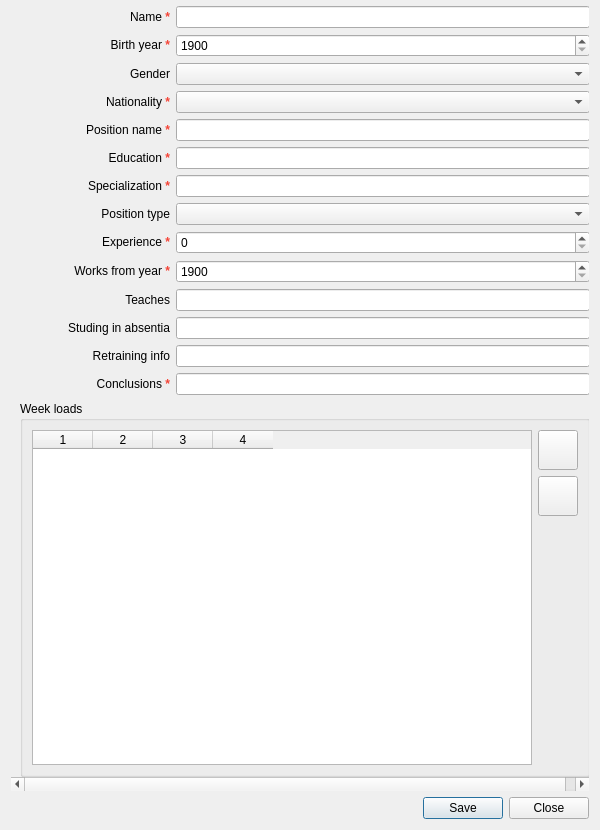
Before: the Qt Designer form employeedialog.ui in sevoan/EmployeeList, drawn with Qt 5.
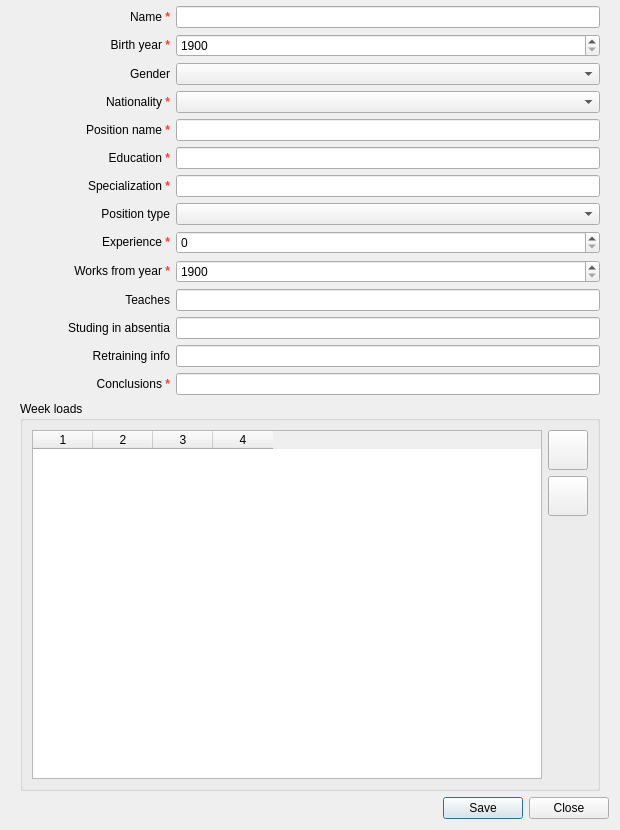
After: the same form once the commit is applied. Icons and pictures are not drawn.

Commit message: Small UI fixes. More comprehensible error notifications

What changed in the file:
```diff
--- a/employeedialog.ui
+++ b/employeedialog.ui
@@ -9,13 +9,13 @@
    <rect>
     <x>0</x>
     <y>0</y>
-    <width>600</width>
+    <width>620</width>
     <height>830</height>
    </rect>
   </property>
   <property name="minimumSize">
    <size>
-    <width>600</width>
+    <width>620</width>
     <height>0</height>
    </size>
   </property>
@@ -52,8 +52,8 @@
        <rect>
         <x>0</x>
         <y>0</y>
-        <width>588</width>
-        <height>783</height>
+        <width>602</width>
+        <height>792</height>
        </rect>
       </property>
       <layout class="QVBoxLayout" name="verticalLayout_7">
```
The commit also changes 3 other files.
